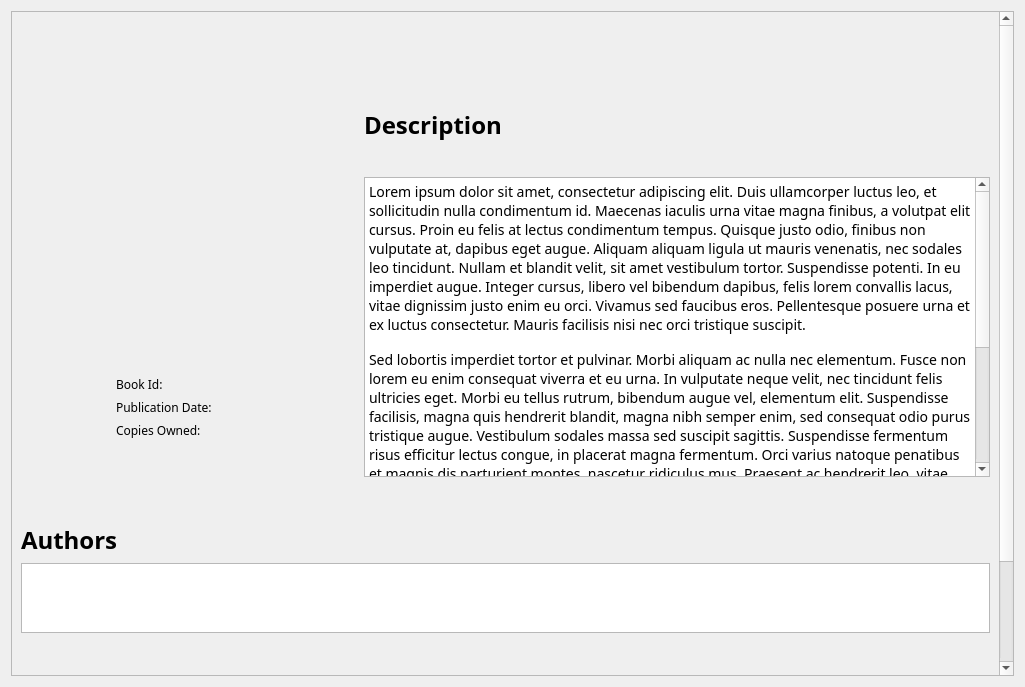
This is src/forms/bookdetailsdialog.ui in yunag/QLibraryManagementSystem as Qt 5 draws it before an edit. The edited form follows.
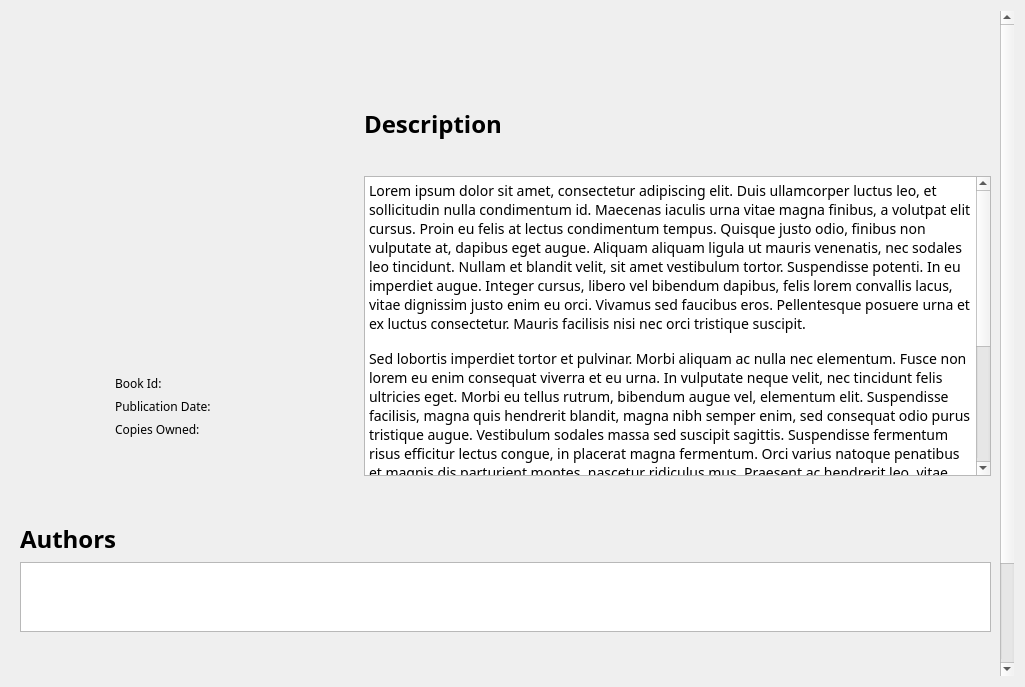
This is the edited form. Icons and pictures are not drawn. Custom widgets are drawn as their Qt base class.

The edit to the form file:
```diff
--- a/src/forms/bookdetailsdialog.ui
+++ b/src/forms/bookdetailsdialog.ui
@@ -41,6 +41,14 @@
        <height>0</height>
       </size>
      </property>
+     <property name="styleSheet">
+      <string notr="true">QScrollArea#scrollArea {
+    background-color: transparent;
+}</string>
+     </property>
+     <property name="frameShape">
+      <enum>QFrame::NoFrame</enum>
+     </property>
      <property name="widgetResizable">
       <bool>true</bool>
      </property>
@@ -49,7 +57,7 @@
        <rect>
         <x>0</x>
         <y>0</y>
-        <width>988</width>
+        <width>990</width>
         <height>991</height>
        </rect>
       </property>
```
